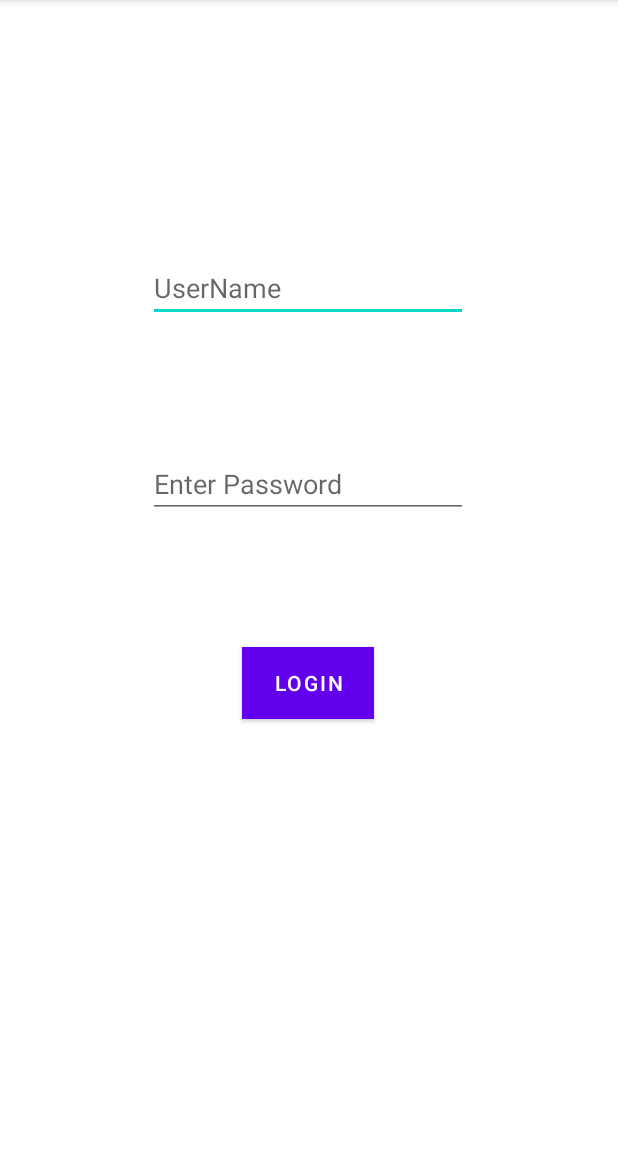
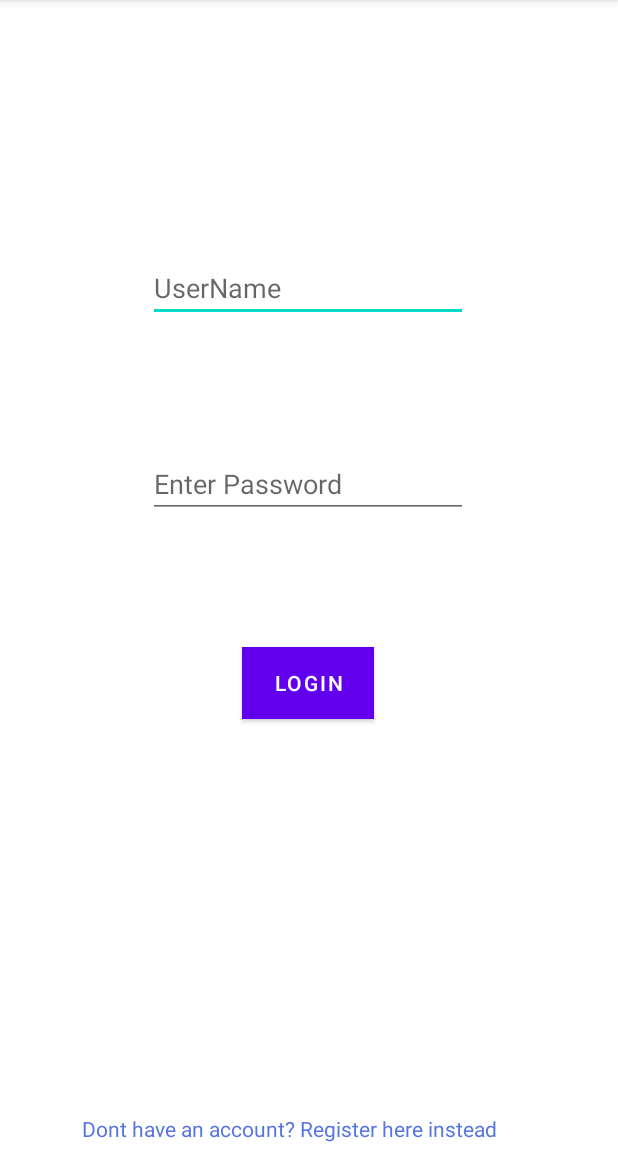
Before and after one commit to JAPHETHNYARANGA/nyaranga-social-app, an Android app: the screen it shows after launch (MainActivity), on a phone screen of 412 x 824 dp, the part 84-1236 px from its top. Run offline under Robolectric (Android 15) with nearby library versions, the phone set to English and light mode, and no system bars.

Commit message:
created TextView

```diff
--- a/app/src/main/res/layout/activity_main.xml
+++ b/app/src/main/res/layout/activity_main.xml
@@ -48,6 +48,17 @@
         app:layout_constraintTop_toBottomOf="@+id/etPassword"
         app:layout_constraintVertical_bias="0.23" />
 
+    <TextView
+        android:id="@+id/tvRegister"
+        android:layout_width="303dp"
+        android:layout_height="25dp"
+        android:text="Dont have an account? Register here instead"
+        app:layout_constraintBottom_toBottomOf="parent"
+        app:layout_constraintEnd_toEndOf="parent"
+        app:layout_constraintStart_toStartOf="parent"
+        app:layout_constraintVertical_bias="0.183"
+        android:textColor="#5774E3"/>
+
 
 
 </androidx.constraintlayout.widget.ConstraintLayout>
```
